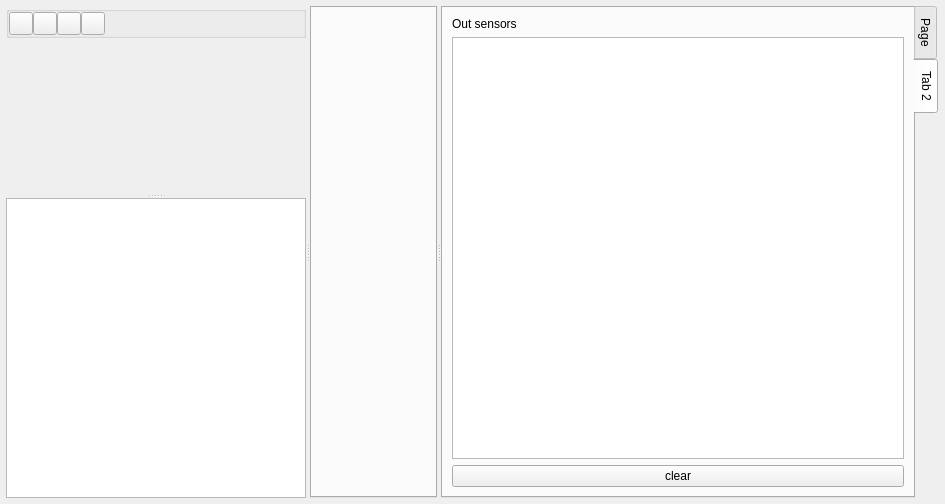
predbannikov/pg-liga, file pg-liga/experimentview.ui: the form before one commit.
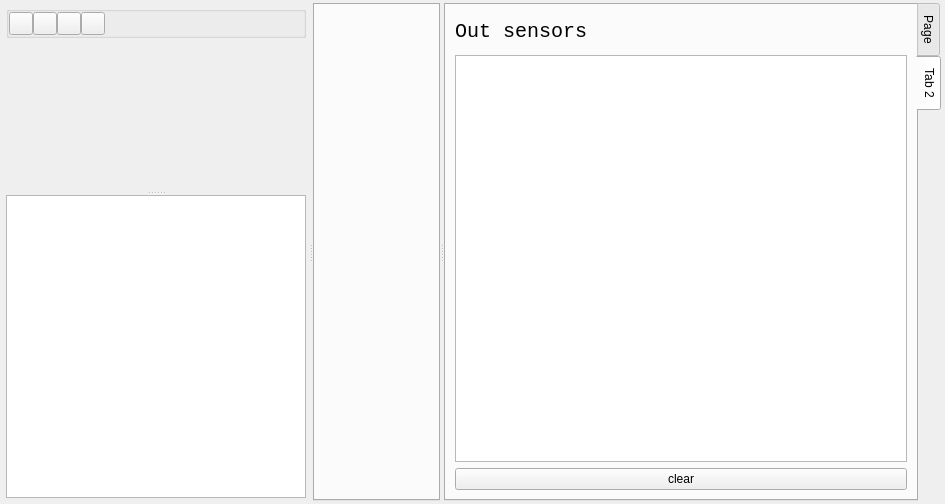
The form after the commit. The open tabs and pages were chosen to show the change. Icons and pictures are not drawn.

What changed in the file:
```diff
--- a/pg-liga/experimentview.ui
+++ b/pg-liga/experimentview.ui
@@ -15,16 +15,16 @@
   </property>
   <layout class="QGridLayout" name="gridLayout">
    <property name="leftMargin">
-    <number>6</number>
+    <number>3</number>
    </property>
    <property name="topMargin">
-    <number>6</number>
+    <number>3</number>
    </property>
    <property name="rightMargin">
-    <number>6</number>
+    <number>3</number>
    </property>
    <property name="bottomMargin">
-    <number>6</number>
+    <number>3</number>
    </property>
    <property name="spacing">
     <number>3</number>
@@ -36,8 +36,23 @@
      </property>
      <widget class="QWidget" name="widget" native="true">
       <layout class="QVBoxLayout" name="verticalLayout_6">
+       <property name="spacing">
+        <number>3</number>
+       </property>
+       <property name="leftMargin">
+        <number>3</number>
+       </property>
+       <property name="topMargin">
+        <number>3</number>
+       </property>
+       <property name="rightMargin">
+        <number>3</number>
+       </property>
+       <property name="bottomMargin">
+        <number>3</number>
+       </property>
        <item>
-        <widget class="QGroupBox" name="groupBox">
+        <widget class="QGroupBox" name="grpControlProcess">
          <property name="title">
           <string/>
          </property>
@@ -146,8 +161,8 @@
             <rect>
              <x>0</x>
              <y>0</y>
-             <width>300</width>
-             <height>234</height>
+             <width>307</width>
+             <height>150</height>
             </rect>
            </property>
            <layout class="QVBoxLayout" name="verticalLayout">
@@ -582,12 +597,27 @@
           <layout class="QVBoxLayout" name="verticalLayout_3">
            <item>
             <widget class="QLabel" name="lblSensors">
+             <property name="minimumSize">
+              <size>
+               <width>0</width>
+               <height>35</height>
+              </size>
+             </property>
+             <property name="font">
+              <font>
+               <family>Consolas</family>
+               <pointsize>15</pointsize>
+              </font>
+             </property>
              <property name="text">
               <string>Out sensors</string>
              </property>
              <property name="textFormat">
               <enum>Qt::PlainText</enum>
              </property>
+             <property name="wordWrap">
+              <bool>true</bool>
+             </property>
             </widget>
            </item>
            <item>
```
